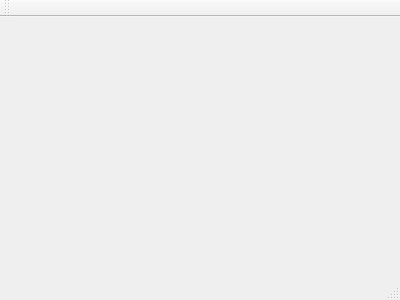
Above: palindrome/mainwindow.ui from tonypro17/palindrome before the change. Below: the same form after it.
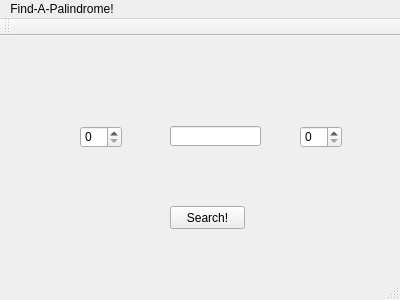
That is the form after the change.

```diff
--- a/palindrome/mainwindow.ui
+++ b/palindrome/mainwindow.ui
@@ -12,13 +12,78 @@
   <property name="windowTitle" >
    <string>MainWindow</string>
   </property>
-  <widget class="QMenuBar" name="menuBar" />
-  <widget class="QToolBar" name="mainToolBar" />
-  <widget class="QWidget" name="centralWidget" />
-  <widget class="QStatusBar" name="statusBar" />
+  <widget class="QWidget" name="centralWidget">
+   <widget class="QPushButton" name="searchBtn">
+    <property name="geometry">
+     <rect>
+      <x>170</x>
+      <y>170</y>
+      <width>75</width>
+      <height>23</height>
+     </rect>
+    </property>
+    <property name="text">
+     <string>Search!</string>
+    </property>
+   </widget>
+   <widget class="QSpinBox" name="inputOne">
+    <property name="geometry">
+     <rect>
+      <x>80</x>
+      <y>90</y>
+      <width>42</width>
+      <height>22</height>
+     </rect>
+    </property>
+   </widget>
+   <widget class="QSpinBox" name="inputTwo">
+    <property name="geometry">
+     <rect>
+      <x>300</x>
+      <y>90</y>
+      <width>42</width>
+      <height>22</height>
+     </rect>
+    </property>
+   </widget>
+   <widget class="QLineEdit" name="largestPalindromeDisplay">
+    <property name="geometry">
+     <rect>
+      <x>170</x>
+      <y>90</y>
+      <width>91</width>
+      <height>20</height>
+     </rect>
+    </property>
+   </widget>
+  </widget>
+  <widget class="QMenuBar" name="menuBar">
+   <property name="geometry">
+    <rect>
+     <x>0</x>
+     <y>0</y>
+     <width>400</width>
+     <height>21</height>
+    </rect>
+   </property>
+   <widget class="QMenu" name="menuFind_A_Palindrome">
+    <property name="title">
+     <string>Find-A-Palindrome!</string>
+    </property>
+   </widget>
+   <addaction name="menuFind_A_Palindrome"/>
+  </widget>
+  <widget class="QToolBar" name="mainToolBar">
+   <attribute name="toolBarArea">
+    <enum>TopToolBarArea</enum>
+   </attribute>
+   <attribute name="toolBarBreak">
+    <bool>false</bool>
+   </attribute>
+  </widget>
+  <widget class="QStatusBar" name="statusBar"/>
  </widget>
- <layoutDefault spacing="6" margin="11" />
- <pixmapfunction></pixmapfunction>
+ <layoutdefault spacing="6" margin="11"/>
  <resources/>
  <connections/>
 </ui>
```
Left out of the diff: 7 changed lines with no effect on the pictures.
